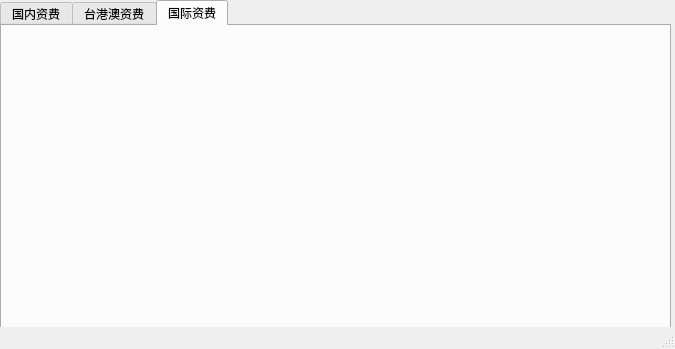
Before: the Qt Designer form PostFee/mainwindow.ui in Hunterteaegg/PostFee, drawn with Qt 5.
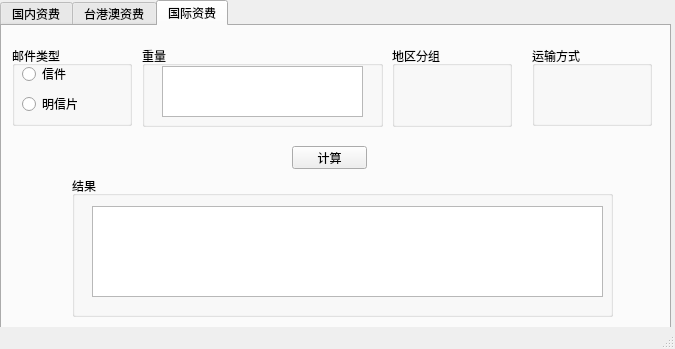
After: the same form once the commit is applied. The open tabs and pages were chosen to show the change.

Patch:
```diff
--- a/PostFee/mainwindow.ui
+++ b/PostFee/mainwindow.ui
@@ -177,6 +177,130 @@
      <attribute name="title">
       <string>国际资费</string>
      </attribute>
+     <widget class="QGroupBox" name="groupBox_8">
+      <property name="geometry">
+       <rect>
+        <x>10</x>
+        <y>20</y>
+        <width>120</width>
+        <height>80</height>
+       </rect>
+      </property>
+      <property name="title">
+       <string>邮件类型</string>
+      </property>
+      <widget class="QRadioButton" name="button_mail_3">
+       <property name="geometry">
+        <rect>
+         <x>10</x>
+         <y>20</y>
+         <width>89</width>
+         <height>16</height>
+        </rect>
+       </property>
+       <property name="text">
+        <string>信件</string>
+       </property>
+      </widget>
+      <widget class="QRadioButton" name="button_postcard_3">
+       <property name="geometry">
+        <rect>
+         <x>10</x>
+         <y>50</y>
+         <width>89</width>
+         <height>16</height>
+        </rect>
+       </property>
+       <property name="text">
+        <string>明信片</string>
+       </property>
+      </widget>
+     </widget>
+     <widget class="QGroupBox" name="groupBox_9">
+      <property name="geometry">
+       <rect>
+        <x>140</x>
+        <y>20</y>
+        <width>241</width>
+        <height>81</height>
+       </rect>
+      </property>
+      <property name="title">
+       <string>重量</string>
+      </property>
+      <widget class="QTextEdit" name="textbox_weight_3">
+       <property name="geometry">
+        <rect>
+         <x>20</x>
+         <y>20</y>
+         <width>201</width>
+         <height>51</height>
+        </rect>
+       </property>
+      </widget>
+     </widget>
+     <widget class="QGroupBox" name="groupBox_10">
+      <property name="geometry">
+       <rect>
+        <x>390</x>
+        <y>20</y>
+        <width>120</width>
+        <height>81</height>
+       </rect>
+      </property>
+      <property name="title">
+       <string>地区分组</string>
+      </property>
+     </widget>
+     <widget class="QGroupBox" name="groupBox_11">
+      <property name="geometry">
+       <rect>
+        <x>530</x>
+        <y>20</y>
+        <width>120</width>
+        <height>80</height>
+       </rect>
+      </property>
+      <property name="title">
+       <string>运输方式</string>
+      </property>
+     </widget>
+     <widget class="QPushButton" name="button_cal_3">
+      <property name="geometry">
+       <rect>
+        <x>290</x>
+        <y>120</y>
+        <width>75</width>
+        <height>23</height>
+       </rect>
+      </property>
+      <property name="text">
+       <string>计算</string>
+      </property>
+     </widget>
+     <widget class="QGroupBox" name="groupBox_12">
+      <property name="geometry">
+       <rect>
+        <x>70</x>
+        <y>150</y>
+        <width>541</width>
+        <height>141</height>
+       </rect>
+      </property>
+      <property name="title">
+       <string>结果</string>
+      </property>
+      <widget class="QTextEdit" name="textbox_result_3">
+       <property name="geometry">
+        <rect>
+         <x>20</x>
+         <y>30</y>
+         <width>511</width>
+         <height>91</height>
+        </rect>
+       </property>
+      </widget>
+     </widget>
     </widget>
    </widget>
   </widget>
```
Left out of the diff: 104 changed lines with no effect on the pictures.
